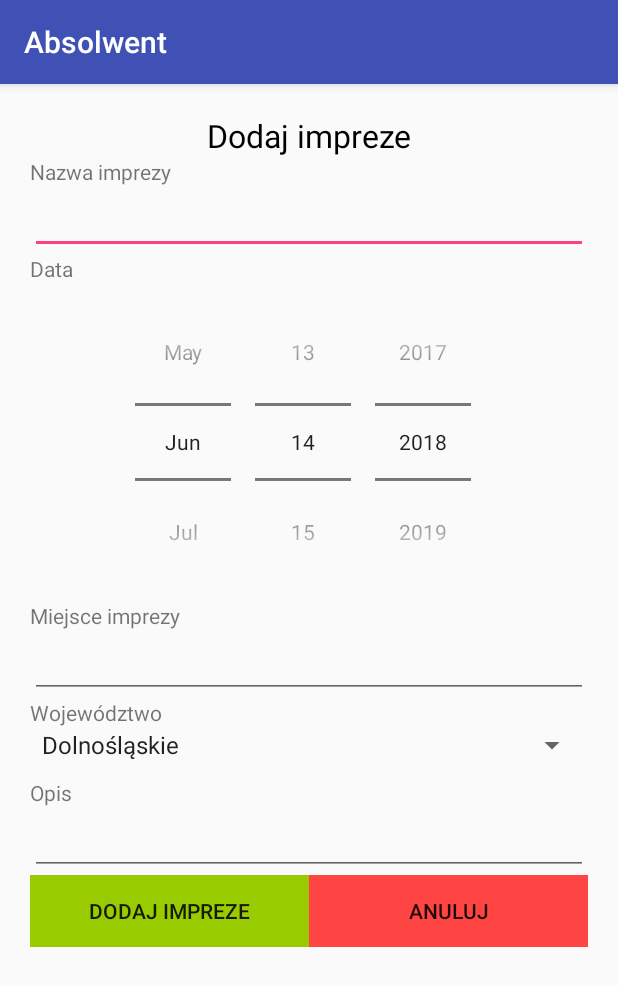
After one commit to KrzysztofStanek/AbsolwentAPP, an Android app: the dodaj_impreze screen opened directly, with no data from a screen before it, on a phone screen of 412 x 824 dp. The commit adds this screen. Shown: the top 986 px of the screen. Run offline under Robolectric (Android 15) with nearby library versions, the phone set to English and light mode, and no system bars.

Commit message:
Dodaj impreze - widok, poprawa datepicker w rejestracji

```diff
--- a/app/src/main/AndroidManifest.xml
+++ b/app/src/main/AndroidManifest.xml
@@ -27,7 +27,8 @@
         <activity android:name=".oaplikacji_autorzy" />
         <activity android:name=".edycja_profilu_activity" />
         <activity android:name=".profil" />
-        <activity android:name=".imprezy_w_okolicy"></activity>
+        <activity android:name=".imprezy_w_okolicy" />
+        <activity android:name=".dodaj_impreze"></activity>
     </application>
 
 </manifest>
--- /dev/null
+++ b/app/src/main/java/com/example/wsizoprojekt/absolwent/dodaj_impreze.java
@@ -0,0 +1,28 @@
+package com.example.wsizoprojekt.absolwent;
+
+import android.content.Intent;
+import android.support.v7.app.AppCompatActivity;
+import android.os.Bundle;
+import android.view.View;
+import android.widget.Button;
+
+public class dodaj_impreze extends AppCompatActivity {
+
+    @Override
+    protected void onCreate(Bundle savedInstanceState) {
+        super.onCreate(savedInstanceState);
+        setContentView(R.layout.activity_dodaj_impreze);
+
+        Button banuluj = findViewById(R.id.banuluj);
+
+
+
+        banuluj.setOnClickListener(new View.OnClickListener() {
+            @Override
+            public void onClick(View view) {
+                Intent intent = new Intent(dodaj_impreze.this, tablica.class);
+                dodaj_impreze.this.startActivity(intent);
+            }
+        });
+    }
+}
--- a/app/src/main/java/com/example/wsizoprojekt/absolwent/tablica.java
+++ b/app/src/main/java/com/example/wsizoprojekt/absolwent/tablica.java
@@ -28,6 +28,8 @@ public class tablica extends AppCompatActivity {
         Button bEdycjaProfil = findViewById(R.id.bEdycjaProfil);
 
         Button bImprezy = findViewById(R.id.bImprezy);
+
+        Button bDodajimpreze = findViewById(R.id.bDodajimpreze);
 
         bWyloguj.setOnClickListener(new View.OnClickListener() {
             @Override
@@ -74,6 +76,14 @@ public class tablica extends AppCompatActivity {
             }
         });
 
+        bDodajimpreze.setOnClickListener(new View.OnClickListener() {
+            @Override
+            public void onClick(View view) {
+                Intent intent = new Intent(tablica.this, dodaj_impreze.class);
+                tablica.this.startActivity(intent);
+            }
+        });
+
     }
 
     @Override
--- /dev/null
+++ b/app/src/main/res/layout/activity_dodaj_impreze.xml
@@ -0,0 +1,134 @@
+<?xml version="1.0" encoding="utf-8"?>
+<LinearLayout xmlns:android="http://schemas.android.com/apk/res/android"
+    xmlns:app="http://schemas.android.com/apk/res-auto"
+    xmlns:tools="http://schemas.android.com/tools"
+    android:layout_width="match_parent"
+    android:layout_height="wrap_content"
+    tools:context=".dodaj_impreze"
+    android:orientation="vertical"
+    android:weightSum="1"
+    android:layout_margin="20dp"
+    >
+
+    <TextView
+        android:id="@+id/dodajimprezelabel"
+        android:layout_width="match_parent"
+        android:layout_height="wrap_content"
+
+        android:text="Dodaj impreze"
+        android:textAlignment="center"
+        android:textColor="@android:color/black"
+        android:textSize="21sp" />
+
+    <ScrollView
+        android:layout_width="match_parent"
+        android:layout_height="match_parent"
+        android:layout_weight="1">
+
+        <LinearLayout
+            android:layout_width="match_parent"
+            android:layout_height="wrap_content"
+            android:orientation="vertical" >
+
+            <TextView
+                android:id="@+id/nazwaimprezylabel"
+                android:layout_width="match_parent"
+                android:layout_height="wrap_content"
+                android:layout_weight="1"
+                android:text="Nazwa imprezy" />
+
+
+            <EditText
+                android:id="@+id/nazwaimprezy"
+                android:layout_width="match_parent"
+                android:layout_height="wrap_content" />
+
+            <TextView
+                android:id="@+id/data_label"
+                android:layout_width="match_parent"
+                android:layout_height="wrap_content"
+                android:layout_weight="1"
+                android:text="Data" />
+
+
+            <DatePicker
+                android:id="@+id/dataimprezy"
+                android:layout_width="wrap_content"
+                android:layout_height="wrap_content"
+
+                android:calendarViewShown="false"
+                android:datePickerMode="spinner"
+                android:spinnersShown="true"
+                android:layout_gravity="center_vertical|center_horizontal"/>
+
+            <TextView
+                android:id="@+id/miejscowosclabel"
+                android:layout_width="match_parent"
+                android:layout_height="wrap_content"
+                android:layout_weight="1"
+                android:text="Miejsce imprezy" />
+
+
+            <EditText
+                android:id="@+id/miejscowosc"
+                android:layout_width="match_parent"
+                android:layout_height="wrap_content" />
+
+            <TextView
+                android:id="@+id/wojewodztwolabel"
+                android:layout_width="match_parent"
+                android:layout_height="wrap_content"
+                android:layout_weight="1"
+                android:text="Województwo" />
+
+
+            <Spinner
+                android:id="@+id/wojewodztwa"
+                android:layout_width="match_parent"
+                android:layout_height="wrap_content"
+                android:layout_marginBottom="10dp"
+                android:layout_weight="1"
+                android:entries="@array/wojewodztwa_rejestracja" />
+
+            <TextView
+                android:id="@+id/opislabel"
+                android:layout_width="match_parent"
+                android:layout_height="wrap_content"
+                android:layout_weight="1"
+                android:text="Opis" />
+
+
+            <EditText
+                android:id="@+id/opis"
+                android:layout_width="match_parent"
+                android:layout_height="wrap_content"
+                android:ems="10"
+                android:inputType="textMultiLine" />
+
+
+            <LinearLayout
+                android:layout_width="fill_parent"
+                android:layout_height="wrap_content"
+                android:weightSum="4"
+                android:orientation="horizontal">
+
+
+                <Button
+                    android:id="@+id/bdodaj"
+                    android:layout_weight="2"
+                    android:layout_width="match_parent"
+                    android:layout_height="wrap_content"
+                    android:background="@android:color/holo_green_light"
+                    android:text="Dodaj impreze" />
+
+                <Button
+                    android:id="@+id/banuluj"
+                    android:layout_weight="2"
+                    android:layout_width="match_parent"
+                    android:layout_height="wrap_content"
+                    android:background="@android:color/holo_red_light"
+                    android:text="Anuluj" />
+            </LinearLayout>
+        </LinearLayout>
+    </ScrollView>
+</LinearLayout>
--- a/app/src/main/res/layout/activity_rejestracja.xml
+++ b/app/src/main/res/layout/activity_rejestracja.xml
@@ -83,12 +83,12 @@
 
             <DatePicker
                 android:id="@+id/data_urodzenia"
-                android:layout_width="match_parent"
-                android:layout_height="0dp"
-                android:layout_marginBottom="10dp"
-                android:layout_weight="1"
-                android:calendarViewShown="true"
-                android:spinnersShown="false" />
+                android:layout_width="wrap_content"
+                android:layout_height="wrap_content"
+                android:calendarViewShown="false"
+                android:datePickerMode="spinner"
+                android:spinnersShown="true"
+                android:layout_gravity="center_vertical|center_horizontal"/>
 
             <TextView
                 android:id="@+id/wojewodztwoLabel"
--- a/app/src/main/res/layout/activity_tablica.xml
+++ b/app/src/main/res/layout/activity_tablica.xml
@@ -142,15 +142,15 @@
                 android:weightSum="4">
 
                 <Button
-                    android:id="@+id/bAutorzy"
+                    android:id="@+id/bDodajimpreze"
                     android:layout_width="0dp"
                     android:layout_height="128dp"
+                    android:layout_margin="2dp"
+                    android:layout_weight="2"
+                    android:background="@android:color/holo_orange_light"
+                    android:drawableTop="@drawable/dodaj_impreze"
                     android:padding="10dp"
-                    android:layout_weight="2"
-                    android:layout_margin="2dp"
-                    android:text="Autorzy"
-                    android:background="@android:color/holo_orange_light"
-                    android:drawableTop="@drawable/autorzy_ico" />
+                    android:text="Dodaj imprezę" />
 
                 <Button
                     android:id="@+id/bWyloguj"
```
